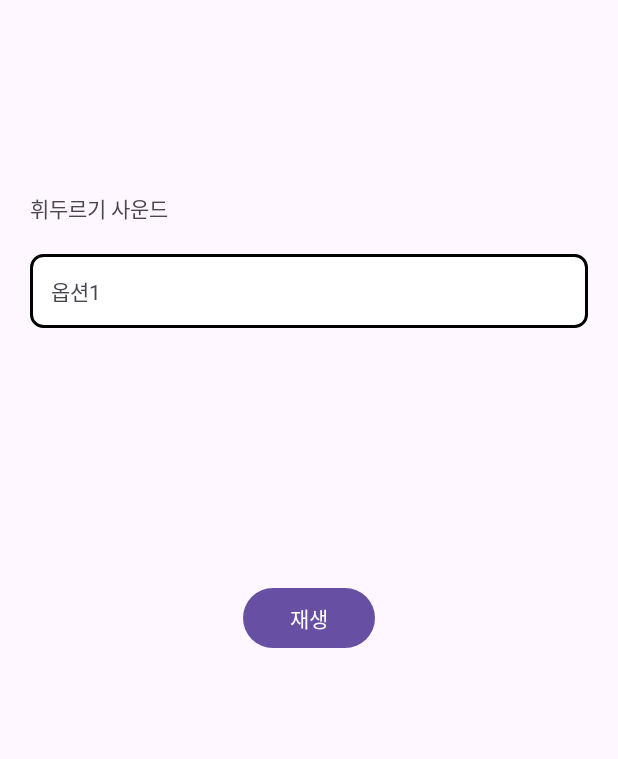
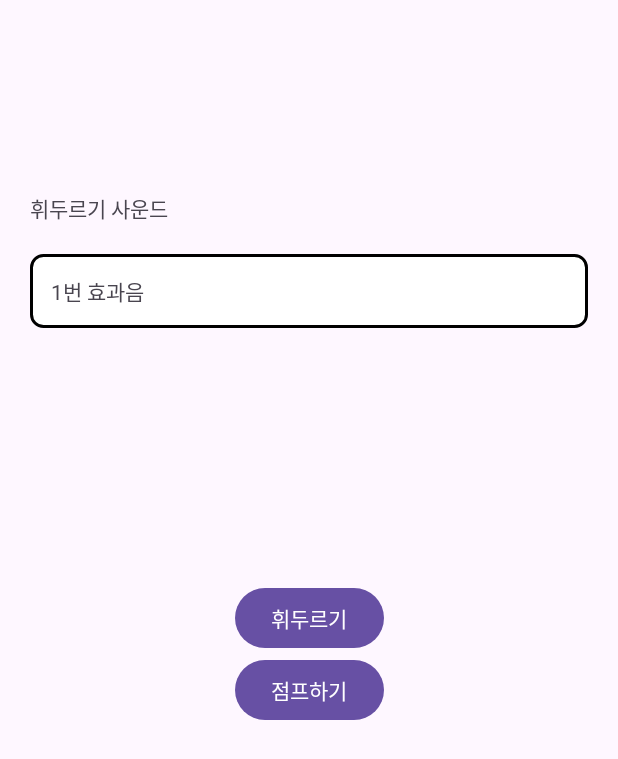
Before and after one commit to wavideo/hwick, an Android app: the layout activity_main.xml on its own in the app's theme, with its tools: preview values and no code run, on a phone screen of 412 x 824 dp. Shown: the top 759 px of the screen. Run offline under Robolectric (Android 15) with nearby library versions, the phone set to English and light mode, and no system bars.

Commit message:
1. 스윙 코드 정리, 최적화 2. 스윙 <-> 점프 스위칭 모드 개발

```diff
--- a/app/src/main/res/layout/activity_main.xml
+++ b/app/src/main/res/layout/activity_main.xml
@@ -21,20 +21,31 @@
         android:layout_height="wrap_content"
         android:layout_marginHorizontal="20dp"
         android:background="@drawable/bg_stroke"
-        android:text="옵션1"
-        app:layout_constraintBottom_toTopOf="@+id/btn_play"
+        android:text="@string/sfx_swosh_001"
+        app:layout_constraintBottom_toTopOf="@+id/btn_swing"
         app:layout_constraintEnd_toEndOf="parent"
         app:layout_constraintStart_toStartOf="parent"
         app:layout_constraintTop_toTopOf="parent" />
 
     <Button
-        android:id="@+id/btn_play"
+        android:id="@+id/btn_swing"
         android:layout_width="wrap_content"
         android:layout_height="wrap_content"
-        android:text="재생"
+        android:text="휘두르기"
         android:soundEffectsEnabled="false"
         app:layout_constraintBottom_toBottomOf="parent"
         app:layout_constraintEnd_toEndOf="parent"
         app:layout_constraintStart_toStartOf="parent"
         app:layout_constraintTop_toTopOf="parent" />
+
+    <Button
+        android:id="@+id/btn_jump"
+        android:layout_width="wrap_content"
+        android:layout_height="wrap_content"
+        android:soundEffectsEnabled="false"
+        android:text="점프하기"
+        app:layout_constraintEnd_toEndOf="parent"
+        app:layout_constraintStart_toStartOf="parent"
+        app:layout_constraintTop_toBottomOf="@+id/btn_swing" />
+
 </androidx.constraintlayout.widget.ConstraintLayout>
--- a/app/src/main/res/menu/popup_menu.xml
+++ b/app/src/main/res/menu/popup_menu.xml
@@ -3,14 +3,14 @@
 
     <item
         android:id="@+id/option1"
-        android:title="옵션1" />
+        android:title="@string/sfx_swosh_001" />
 
     <item
         android:id="@+id/option2"
-        android:title="옵션2"/>
+        android:title="@string/sfx_swosh_002"/>
 
     <item
         android:id="@+id/option3"
-        android:title="옵션3"/>
+        android:title="@string/sfx_swosh_003"/>
 
 </menu>
--- a/app/src/main/res/values/strings.xml
+++ b/app/src/main/res/values/strings.xml
@@ -1,3 +1,6 @@
 <resources>
     <string name="app_name">hwick</string>
+    <string name="sfx_swosh_001">1번 효과음</string>
+    <string name="sfx_swosh_002">2번 효과음</string>
+    <string name="sfx_swosh_003">3번 효과음</string>
 </resources>
```
Also changed, not shown: app/src/main/java/com/studiowavi/hwick/MainActivity.kt (+76 -64 lines).
